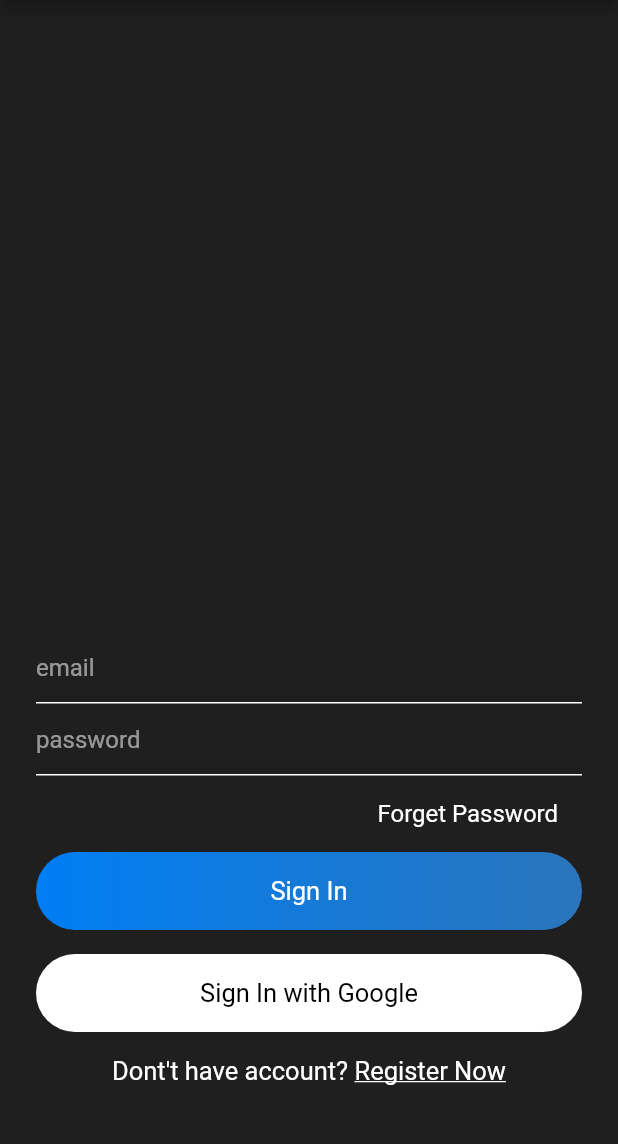
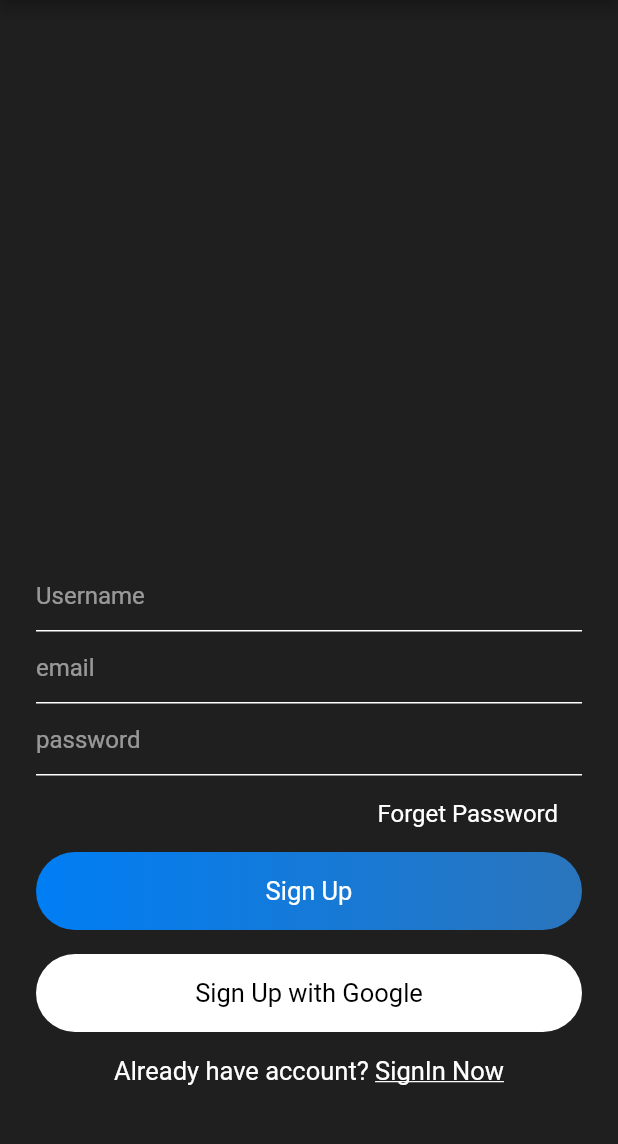
Before and after one commit to viveksakpal/flutter_chat, a Flutter app: the screen it shows after launch, on a phone screen of 412 x 824 dp, the part 84-1228 px from its top. Run offline on Flutter 3.47's test engine with Material 2 defaults, Android fonts, the phone set to English and light mode, and no system bars; our stand-ins replace firebase_auth; accounts and stored records are empty.

Commit message:
flutter signup done

```diff
--- a/lib/main.dart
+++ b/lib/main.dart
@@ -1,5 +1,6 @@
 import 'package:flutter/material.dart';
-import 'package:flutter_chat/views/signin.dart';
+//import 'package:flutter_chat/views/signin.dart';
+import 'package:flutter_chat/views/signup.dart';
 
 void main() {
   runApp(MyApp());
@@ -18,7 +19,7 @@ class MyApp extends StatelessWidget {
         scaffoldBackgroundColor: Color(0xff1F1F1F),
         visualDensity: VisualDensity.adaptivePlatformDensity,
       ),
-      home: SignIn(),
+      home: SignUp(),
     );
   }
 }
--- /dev/null
+++ b/lib/model/user.dart
@@ -0,0 +1,4 @@
+class User {
+  String userId;
+  User({this.userId});
+}
--- a/lib/views/signup.dart
+++ b/lib/views/signup.dart
@@ -0,0 +1,174 @@
+import 'package:flutter/material.dart';
+import 'package:flutter_chat/services/auth.dart';
+import 'package:flutter_chat/views/chatroom_screen.dart';
+import 'package:flutter_chat/widgets/widget.dart';
+
+class SignUp extends StatefulWidget {
+  @override
+  _SignUpState createState() => _SignUpState();
+}
+
+class _SignUpState extends State<SignUp> {
+  AuthMethods authMethods = new AuthMethods();
+  bool isLoading = false;
+  final formKey = GlobalKey<FormState>();
+  TextEditingController userNametxteditctrl = new TextEditingController();
+  TextEditingController emailtxteditctrl = new TextEditingController();
+  TextEditingController passwordtxteditctrl = new TextEditingController();
+  signMeUp() {
+    if (formKey.currentState.validate()) {
+      setState(() {
+        isLoading = true;
+      });
+      authMethods
+          .signUpWithEmailAndPassword(
+              emailtxteditctrl.text, passwordtxteditctrl.text)
+              .then((val) => print("${val.uid}"));
+              Navigator.pushReplacement(context, MaterialPageRoute(
+                  builder: (context) => ChatRoom()
+                   ));
+    }
+  }
+
+  @override
+  Widget build(BuildContext context) {
+    return Scaffold(
+      appBar: appBarMain(context),
+      body: isLoading
+          ? Container(
+              child: Center(child: CircularProgressIndicator()),
+            )
+          : SingleChildScrollView(
+              child: Container(
+                height: MediaQuery.of(context).size.height - 50.0,
+                alignment: Alignment.bottomCenter,
+                child: Container(
+                  padding: EdgeInsets.symmetric(horizontal: 24.0),
+                  child: Column(
+                    mainAxisSize: MainAxisSize.min,
+                    children: <Widget>[
+                      Form(
+                        key: formKey,
+                        child: Column(
+                          children: <Widget>[
+                            TextFormField(
+                              validator: (val) {
+                                return val.isEmpty || val.length < 3
+                                    ? "Enter Username 3+ characters"
+                                    : null;
+                              },
+                              controller: userNametxteditctrl,
+                              style: simpleTextStyle(),
+                              decoration: textFieldInputDecoration("Username"),
+                            ),
+                            TextFormField(
+                              validator: (val) {
+                                return RegExp(
+                                            r"^[a-zA-Z0-9.a-zA-Z0-9.!#$%&'*+-/=?^_`{|}~]+@[a-zA-Z0-9]+\.[a-zA-Z]+")
+                                        .hasMatch(val)
+                                    ? null
+                                    : "Enter correct email";
+                              },
+                              controller: emailtxteditctrl,
+                              style: simpleTextStyle(),
+                              decoration: textFieldInputDecoration("email"),
+                            ),
+                            TextFormField(
+                              obscureText: true,
+                              validator: (value) {
+                                return value.length < 6
+                                    ? "Enter Password 6+ characters"
+                                    : null;
+                              },
+                              controller: passwordtxteditctrl,
+                              style: simpleTextStyle(),
+                              decoration: textFieldInputDecoration("password"),
+                            ),
+                          ],
+                        ),
+                      ),
+                      SizedBox(
+                        height: 8.0,
+                      ),
+                      Container(
+                        alignment: Alignment.centerRight,
+                        child: Container(
+                          padding: EdgeInsets.symmetric(
+                              horizontal: 16.0, vertical: 8.0),
+                          child: Text(
+                            "Forget Password",
+                            style: simpleTextStyle(),
+                          ),
+                        ),
+                      ),
+                      SizedBox(
+                        height: 8.0,
+                      ),
+                      GestureDetector(
+                        onTap: () {
+                          //ToDo
+                          signMeUp();
+                        },
+                        child: Container(
+                          padding: EdgeInsets.symmetric(vertical: 16),
+                          decoration: BoxDecoration(
+                              borderRadius: BorderRadius.circular(30),
+                              gradient: LinearGradient(colors: [
+                                const Color(0xff007EF4),
+                                const Color(0xff2A75BC)
+                              ])),
+                          width: MediaQuery.of(context).size.width,
+                          child: Text(
+                            "Sign Up",
+                            style:
+                                TextStyle(color: Colors.white, fontSize: 17.0),
+                            textAlign: TextAlign.center,
+                          ),
+                        ),
+                      ),
+                      SizedBox(
+                        height: 16.0,
+                      ),
+                      Container(
+                        padding: EdgeInsets.symmetric(vertical: 16),
+                        decoration: BoxDecoration(
+                          borderRadius: BorderRadius.circular(30),
+                          color: Colors.white,
+                        ),
+                        width: MediaQuery.of(context).size.width,
+                        child: Text(
+                          "Sign Up with Google",
+                          style: TextStyle(color: Colors.black, fontSize: 17.0),
+                          textAlign: TextAlign.center,
+                        ),
+                      ),
+                      SizedBox(
+                        height: 16.0,
+                      ),
+                      Row(
+                        mainAxisAlignment: MainAxisAlignment.center,
+                        children: <Widget>[
+                          Text(
+                            "Already have account? ",
+                            style: mediumTextStyle(),
+                          ),
+                          Text(
+                            "SignIn Now",
+                            style: TextStyle(
+                                color: Colors.white,
+                                fontSize: 17.0,
+                                decoration: TextDecoration.underline),
+                          ),
+                        ],
+                      ),
+                      SizedBox(
+                        height: 50.0,
+                      ),
+                    ],
+                  ),
+                ),
+              ),
+            ),
+    );
+  }
+}
--- a/pubspec.yaml
+++ b/pubspec.yaml
@@ -28,6 +28,8 @@ dependencies:
   # The following adds the Cupertino Icons font to your application.
   # Use with the CupertinoIcons class for iOS style icons.
   cupertino_icons: ^0.1.3
+  firebase_auth: ^0.16.1
+  cloud_firestore: ^0.13.7
 
 dev_dependencies:
   flutter_test:
```
Also changed, not shown: lib/services/auth.dart (added, +47 -0 lines), lib/views/chatroom_screen.dart (+15 -0 lines), 11 other files.
